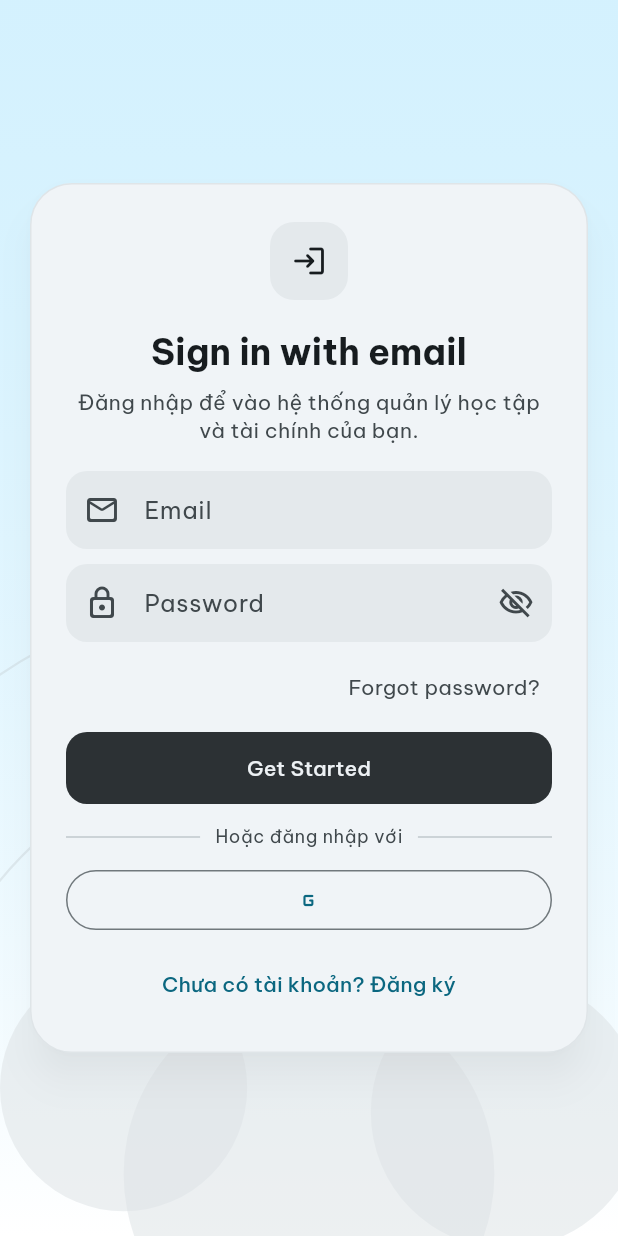
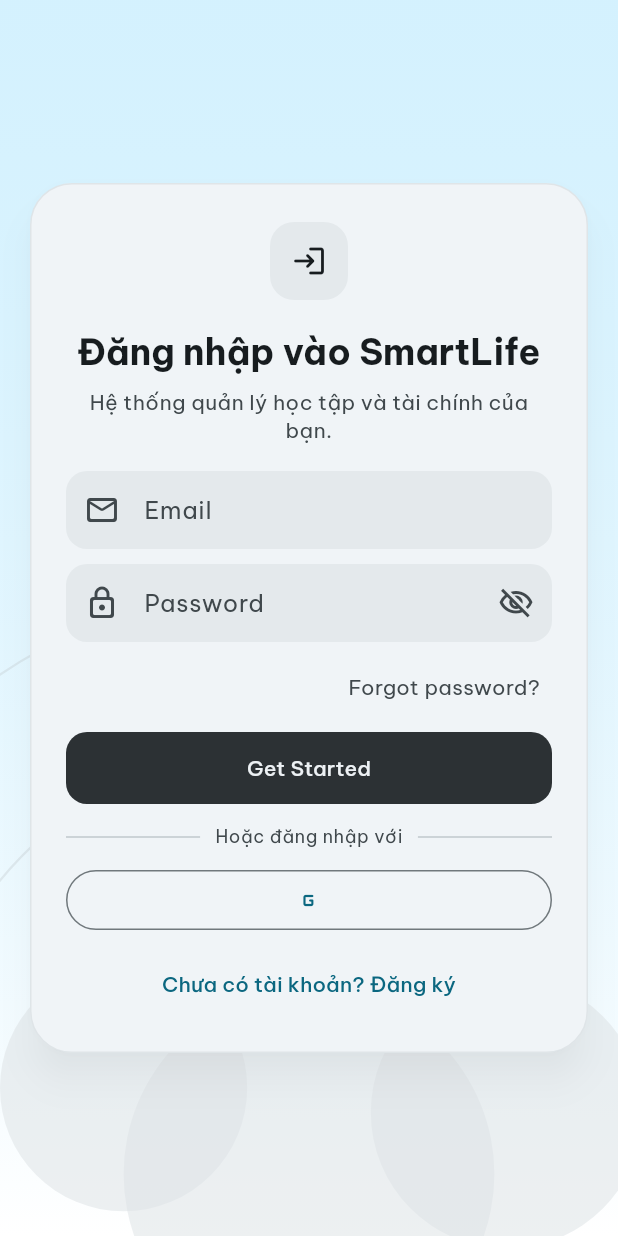
Before and after one commit to minhnguyendev05/smart_life_app, a Flutter app: the screen it shows after launch, on a phone screen of 412 x 824 dp. Run offline on Flutter 3.47's test engine with Material 3 defaults, Android fonts, the phone set to English and light mode, and no system bars; our stand-ins replace cached_network_image, cloud_firestore, file_picker, firebase_auth, firebase_core, firebase_messaging and 15 more; missing offline and left inert: syncfusion_flutter_pdfviewer; accounts and stored records are empty.

Commit message:
Update login p2

```diff
--- a/lib/screens/auth/login_screen.dart
+++ b/lib/screens/auth/login_screen.dart
@@ -91,7 +91,7 @@
                             ),
                             const SizedBox(height: 18),
                             Text(
-                              'Sign in with email',
+                              'Đăng nhập vào SmartLife',
                               style: theme.textTheme.headlineSmall?.copyWith(
                                 fontWeight: FontWeight.w700,
                               ),
@@ -99,7 +99,7 @@
                             const SizedBox(height: 8),
                             Text(
                               FirebaseCoreService.isReady
-                                  ? 'Đăng nhập để vào hệ thống quản lý học tập và tài chính của bạn.'
+                                  ? 'Hệ thống quản lý học tập và tài chính của bạn.'
                                   : 'Firebase chưa sẵn sàng. Vui lòng kiểm tra cấu hình để đăng nhập.',
                               textAlign: TextAlign.center,
                               style: theme.textTheme.bodyMedium?.copyWith(
```
Also changed, not shown: lib/providers/auth_provider.dart (+18 -0 lines).
